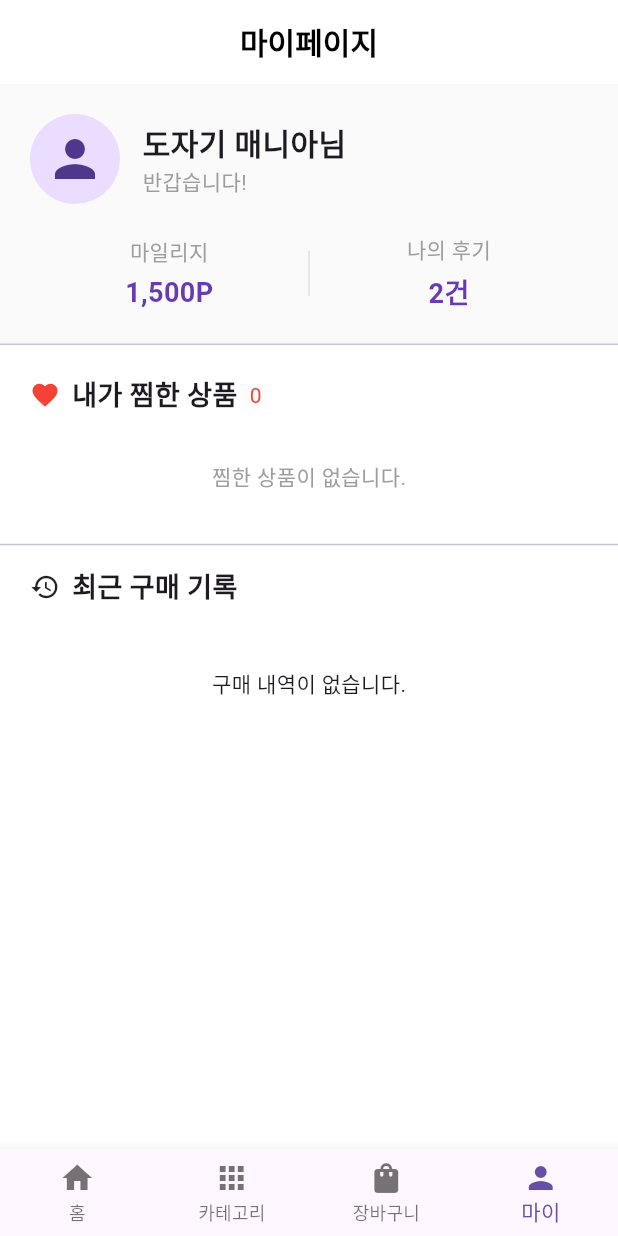
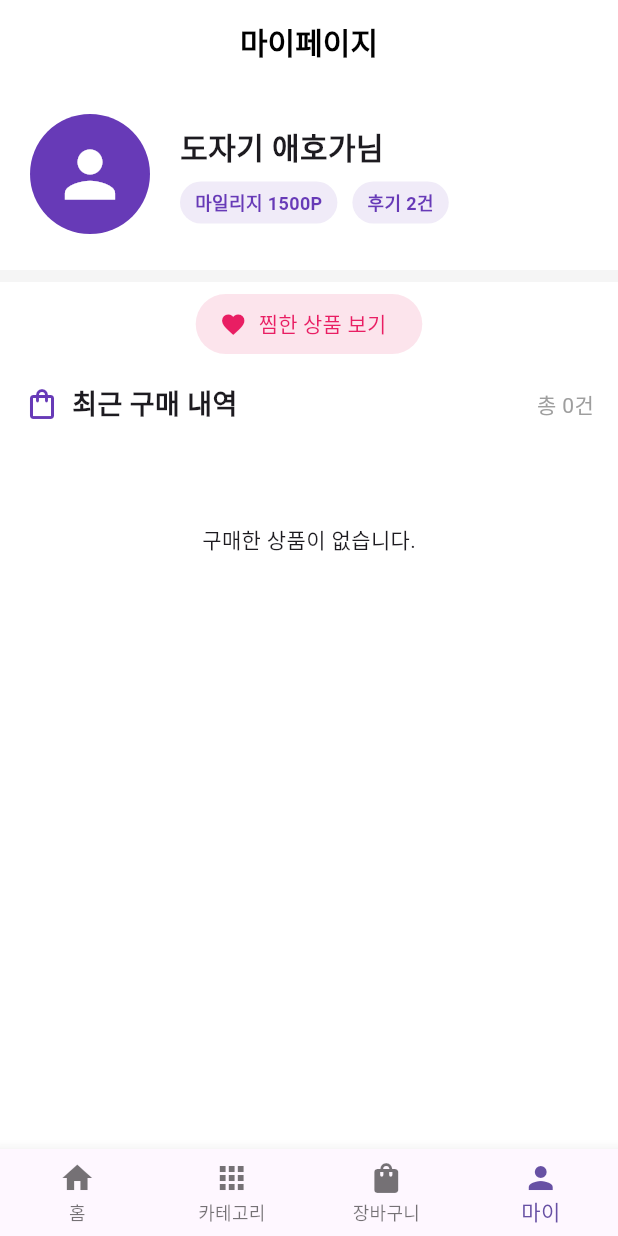
Before and after one commit to mink20001203-hub/ceramic_app, a Flutter app: the screen it shows after launch, item 4 of the bottom bar chosen, on a phone screen of 412 x 824 dp. Run offline on Flutter 3.47's test engine with Material 3 defaults, Android fonts, the phone set to English and light mode, and no system bars.

Commit message:
feat: 리뷰 및 찜 목록 기능 추가

```diff
--- a/lib/models/user_data_manager.dart
+++ b/lib/models/user_data_manager.dart
@@ -1,39 +1,58 @@
 import 'package:flutter/material.dart';
 import 'product.dart';
 
+// --- 1. 장바구니 아이템 모델 ---
 class CartItem {
   final Product product;
   int quantity;
   CartItem({required this.product, this.quantity = 1});
 }
 
+// --- 2. 리뷰 데이터 모델 (추가된 부분) ---
+class Review {
+  final String productId;
+  final String productName;
+  final double rating;
+  final String comment;
+  final DateTime date;
+
+  Review({
+    required this.productId,
+    required this.productName,
+    required this.rating,
+    required this.comment,
+    required this.date,
+  });
+}
+
+// --- 3. 통합 데이터 관리 클래스 ---
 class UserDataManager with ChangeNotifier {
+  // 탭 관리
   int _currentTabIndex = 0;
   int get currentTabIndex => _currentTabIndex;
-
   void setTabIndex(int index) {
     _currentTabIndex = index;
     notifyListeners();
   }
 
+  // 프로필 정보 (마일리지, 후기 수)
   int _mileage = 1500;
   int get mileage => _mileage;
-
   int _reviewCount = 2;
   int get reviewCount => _reviewCount;
 
+  // 구매 목록
   final List<Product> _purchasedProducts = [];
   List<Product> get purchasedProducts => _purchasedProducts;
-
   void addPurchase(List<Product> products) {
     _purchasedProducts.addAll(products);
     _mileage += 500;
     notifyListeners();
   }
 
+  // 찜하기(위시리스트)
   final List<Product> _wishlist = [];
   List<Product> get wishlist => _wishlist;
-
   void toggleWishlist(Product product) {
     _wishlist.contains(product)
         ? _wishlist.remove(product)
@@ -69,7 +88,6 @@ class UserDataManager with ChangeNotifier {
     notifyListeners();
   }
 
-  // ✅ 요청하신 총액 계산 로직
   int get totalAmount {
     int total = 0;
     for (var item in _cartWithQuantity) {
@@ -77,4 +95,24 @@ class UserDataManager with ChangeNotifier {
     }
     return total;
   }
+
+  // ✅ [오늘 추가된 리뷰 로직]
+  final List<Review> _reviews = [];
+  List<Review> get reviews => _reviews;
+
+  void addReview(
+      String productId, String productName, double rating, String comment) {
+    _reviews.add(Review(
+      productId: productId,
+      productName: productName,
+      rating: rating,
+      comment: comment,
+      date: DateTime.now(),
+    ));
+
+    _mileage += 100; // 리뷰 보너스 마일리지
+    _reviewCount++; // 프로필 후기 개수 증가
+
+    notifyListeners(); // 📢 화면을 새로 그려라!
+  }
 }
--- a/lib/screens/my_page_screen.dart
+++ b/lib/screens/my_page_screen.dart
@@ -2,134 +2,99 @@ import 'package:flutter/material.dart';
 import 'package:provider/provider.dart';
 import 'package:intl/intl.dart';
 import '../models/user_data_manager.dart';
-import '../widgets/product_card.dart'; // ✅ 상품 카드 재사용을 위해 추가
+import 'wishlist_screen.dart';
 
 class MyPageScreen extends StatelessWidget {
   const MyPageScreen({super.key});
 
   @override
   Widget build(BuildContext context) {
+    // ✅ UserDataManager에서 실시간 데이터를 가져옵니다.
     final userManager = Provider.of<UserDataManager>(context);
-    final history = userManager.purchasedProducts;
-    final wishlist = userManager.wishlist; // ✅ 찜한 목록 가져오기
+    final purchasedItems = userManager.purchasedProducts;
     final priceFormat = NumberFormat('#,###', 'ko_KR');
 
     return Scaffold(
       appBar: AppBar(title: const Text('마이페이지'), centerTitle: true),
       body: SingleChildScrollView(
-        // ✅ 내용이 길어질 수 있으므로 스크롤 가능하게 변경
         child: Column(
           children: [
-            // 1. 상단 프로필 영역 (기존 유지)
-            Container(
-              padding: const EdgeInsets.all(20),
-              color: Colors.grey[50],
-              child: Column(
+            // 1. 사용자 프로필 및 마일리지 영역
+            _buildProfileSection(userManager),
+            const Divider(thickness: 8, color: Color(0xFFF5F5F5)),
+            ElevatedButton.icon(
+              onPressed: () {
+                Navigator.push(
+                  context,
+                  MaterialPageRoute(
+                      builder: (context) => const WishlistScreen()),
+                );
+              },
+              icon: const Icon(Icons.favorite, size: 18),
+              label: const Text('찜한 상품 보기'),
+              style: ElevatedButton.styleFrom(
+                backgroundColor: Colors.pink[50],
+                foregroundColor: Colors.pink,
+                elevation: 0,
+              ),
+            ),
+
+            // 2. 구매 내역 타이틀
+            Padding(
+              padding: const EdgeInsets.all(16.0),
+              child: Row(
                 children: [
-                  const Row(
-                    children: [
-                      CircleAvatar(
-                          radius: 30, child: Icon(Icons.person, size: 40)),
-                      SizedBox(width: 15),
-                      Column(
-                        crossAxisAlignment: CrossAxisAlignment.start,
-                        children: [
-                          Text('도자기 매니아님',
-                              style: TextStyle(
-                                  fontSize: 20, fontWeight: FontWeight.bold)),
-                          Text('반갑습니다!', style: TextStyle(color: Colors.grey)),
-                        ],
-                      ),
-                    ],
-                  ),
-                  const SizedBox(height: 20),
-                  Row(
-                    children: [
-                      _buildInfoItem('마일리지',
-                          '${priceFormat.format(userManager.mileage)}P'),
-                      Container(width: 1, height: 30, color: Colors.grey[300]),
-                      _buildInfoItem('나의 후기', '${userManager.reviewCount}건'),
-                    ],
-                  ),
+                  const Icon(Icons.shopping_bag_outlined,
+                      color: Colors.deepPurple),
+                  const SizedBox(width: 8),
+                  const Text('최근 구매 내역',
+                      style:
+                          TextStyle(fontSize: 18, fontWeight: FontWeight.bold)),
+                  const Spacer(),
+                  Text('총 ${purchasedItems.length}건',
+                      style: const TextStyle(color: Colors.grey)),
                 ],
               ),
             ),
 
-            const Divider(height: 1),
-
-            // 2. ✅ 내가 찜한 상품 영역 (새로 추가)
-            Padding(
-              padding: const EdgeInsets.fromLTRB(20, 20, 20, 10),
-              child: Row(
-                children: [
-                  const Icon(Icons.favorite, size: 20, color: Colors.red),
-                  const SizedBox(width: 8),
-                  const Text('내가 찜한 상품',
-                      style:
-                          TextStyle(fontSize: 18, fontWeight: FontWeight.bold)),
-                  const SizedBox(width: 8),
-                  Text('${wishlist.length}',
-                      style: const TextStyle(color: Colors.red)),
-                ],
-              ),
-            ),
-
-            wishlist.isEmpty
+            // 3. 구매 내역 리스트 (데이터 연결)
+            purchasedItems.isEmpty
                 ? const Padding(
-                    padding: EdgeInsets.symmetric(vertical: 20),
-                    child: Text('찜한 상품이 없습니다.',
-                        style: TextStyle(color: Colors.grey)),
-                  )
-                : SizedBox(
-                    height: 220, // 찜한 상품 카드의 높이
-                    child: ListView.builder(
-                      scrollDirection: Axis.horizontal, // 가로 스크롤
-                      padding: const EdgeInsets.symmetric(horizontal: 15),
-                      itemCount: wishlist.length,
-                      itemBuilder: (context, index) {
-                        return SizedBox(
-                          width: 160, // 카드 너비
-                          child: ProductCard(product: wishlist[index]),
-                        );
-                      },
-                    ),
-                  ),
-
-            const Divider(height: 30),
-
-            // 3. 최근 구매 기록 영역 (기존 유지)
-            const Padding(
-              padding: EdgeInsets.symmetric(horizontal: 20),
-              child: Row(
-                children: [
-                  Icon(Icons.history, size: 20),
-                  SizedBox(width: 8),
-                  Text('최근 구매 기록',
-                      style:
-                          TextStyle(fontSize: 18, fontWeight: FontWeight.bold)),
-                ],
-              ),
-            ),
-
-            // 구매 내역 리스트 (기존 유지하되, 전체 스크롤을 위해 ListView.builder 수정)
-            history.isEmpty
-                ? const Padding(
-                    padding: EdgeInsets.symmetric(vertical: 40),
-                    child: Text('구매 내역이 없습니다.'),
+                    padding: EdgeInsets.symmetric(vertical: 50),
+                    child: Center(child: Text('구매한 상품이 없습니다.')),
                   )
                 : ListView.builder(
-                    shrinkWrap: true, // ✅ 전체 스크롤 안에서 작동하도록 설정
-                    physics:
-                        const NeverScrollableScrollPhysics(), // ✅ 중복 스크롤 방지
-                    itemCount: history.length,
+                    shrinkWrap: true, // ScrollView 안에 있으므로 필수
+                    physics: const NeverScrollableScrollPhysics(),
+                    itemCount: purchasedItems.length,
                     itemBuilder: (context, index) {
-                      final item = history[index];
-                      return ListTile(
-                        leading: Image.asset(item.image!, width: 50),
-                        title: Text(item.title),
-                        subtitle: Text('${priceFormat.format(item.price)}원'),
-                        trailing: const Text('결제완료',
-                            style: TextStyle(color: Colors.deepPurple)),
+                      final product = purchasedItems[index];
+                      return Card(
+                        margin: const EdgeInsets.symmetric(
+                            horizontal: 16, vertical: 8),
+                        child: ListTile(
+                          contentPadding: const EdgeInsets.all(10),
+                          leading: ClipRRect(
+                            borderRadius: BorderRadius.circular(8),
+                            child: Image.asset(product.image!,
+                                width: 60, height: 60, fit: BoxFit.cover),
+                          ),
+                          title: Text(product.title,
+                              style:
+                                  const TextStyle(fontWeight: FontWeight.bold)),
+                          subtitle:
+                              Text('${priceFormat.format(product.price)}원'),
+                          trailing: ElevatedButton(
+                            onPressed: () {
+                              _showReviewDialog(context, product, userManager);
+                            },
+                            style: ElevatedButton.styleFrom(
+                              backgroundColor: Colors.deepPurple,
+                              foregroundColor: Colors.white,
+                            ),
+                            child: const Text('리뷰 쓰기'),
+                          ),
+                        ),
                       );
                     },
                   ),
@@ -139,19 +104,120 @@ class MyPageScreen extends StatelessWidget {
     );
   }
 
-  Widget _buildInfoItem(String label, String value) {
-    return Expanded(
-      child: Column(
+  // 상단 프로필 섹션 위젯
+  Widget _buildProfileSection(UserDataManager userManager) {
+    return Padding(
+      padding: const EdgeInsets.all(20.0),
+      child: Row(
         children: [
-          Text(label, style: const TextStyle(color: Colors.grey, fontSize: 14)),
-          const SizedBox(height: 5),
-          Text(value,
-              style: const TextStyle(
-                  fontSize: 18,
-                  fontWeight: FontWeight.bold,
-                  color: Colors.deepPurple)),
+          const CircleAvatar(
+            radius: 40,
+            backgroundColor: Colors.deepPurple,
+            child: Icon(Icons.person, size: 50, color: Colors.white),
+          ),
+          const SizedBox(width: 20),
+          Column(
+            crossAxisAlignment: CrossAxisAlignment.start,
+            children: [
+              const Text('도자기 애호가님',
+                  style: TextStyle(fontSize: 20, fontWeight: FontWeight.bold)),
+              const SizedBox(height: 8),
+              Row(
+                children: [
+                  _buildInfoChip('마일리지', '${userManager.mileage}P'),
+                  const SizedBox(width: 10),
+                  _buildInfoChip('후기', '${userManager.reviewCount}건'),
+                ],
+              ),
+            ],
+          ),
         ],
       ),
     );
   }
+
+  Widget _buildInfoChip(String label, String value) {
+    return Container(
+      padding: const EdgeInsets.symmetric(horizontal: 10, vertical: 5),
+      decoration: BoxDecoration(
+        color: Colors.deepPurple.withOpacity(0.1),
+        borderRadius: BorderRadius.circular(15),
+      ),
+      child: Text('$label $value',
+          style: const TextStyle(
+              fontSize: 12,
+              color: Colors.deepPurple,
+              fontWeight: FontWeight.bold)),
+    );
+  } // 리뷰 작성 팝업창 함수
+
+  void _showReviewDialog(BuildContext context, product, userManager) {
+    final TextEditingController commentController = TextEditingController();
+    double selectedRating = 5.0; // 기본 별점
+
+    showDialog(
+      context: context,
+      builder: (context) {
+        return StatefulBuilder(
+          // 팝업 내에서 별점 상태를 변경하기 위해 필요
+          builder: (context, setState) {
+            return AlertDialog(
+              title: Text('${product.title} 리뷰 작성'),
+              content: Column(
+                mainAxisSize: MainAxisSize.min,
+                children: [
+                  const Text('상품은 어떠셨나요?'),
+                  Row(
+                    mainAxisAlignment: MainAxisAlignment.center,
+                    children: List.generate(5, (index) {
+                      return IconButton(
+                        icon: Icon(
+                          index < selectedRating
+                              ? Icons.star
+                              : Icons.star_border,
+                          color: Colors.amber,
+                        ),
+                        onPressed: () {
+                          setState(() => selectedRating = index + 1.0);
+                        },
+                      );
+                    }),
+                  ),
+                  TextField(
+                    controller: commentController,
+                    decoration:
+                        const InputDecoration(hintText: '솔직한 후기를 남겨주세요.'),
+                    maxLines: 3,
+                  ),
+                ],
+              ),
+              actions: [
+                TextButton(
+                    onPressed: () => Navigator.pop(context),
+                    child: const Text('취소')),
+                ElevatedButton(
+                  onPressed: () {
+                    if (commentController.text.isNotEmpty) {
+                      userManager.addReview(
+                        product.id,
+                        product.title,
+                        selectedRating,
+                        commentController.text,
+                      );
+                      Navigator.pop(context);
+                      ScaffoldMessenger.of(context).showSnackBar(
+                        const SnackBar(
+                            content: Text('리뷰가 등록되었습니다! 마일리지 100P 적립!')),
+                      );
+                    }
+                  },
+                  child: const Text('등록'),
+                ),
+              ],
+            );
+          },
+        );
+      },
+    );
+  }
 }
```
Also changed, not shown: lib/screens/wishlist_screen.dart (added, +60 -0 lines).
